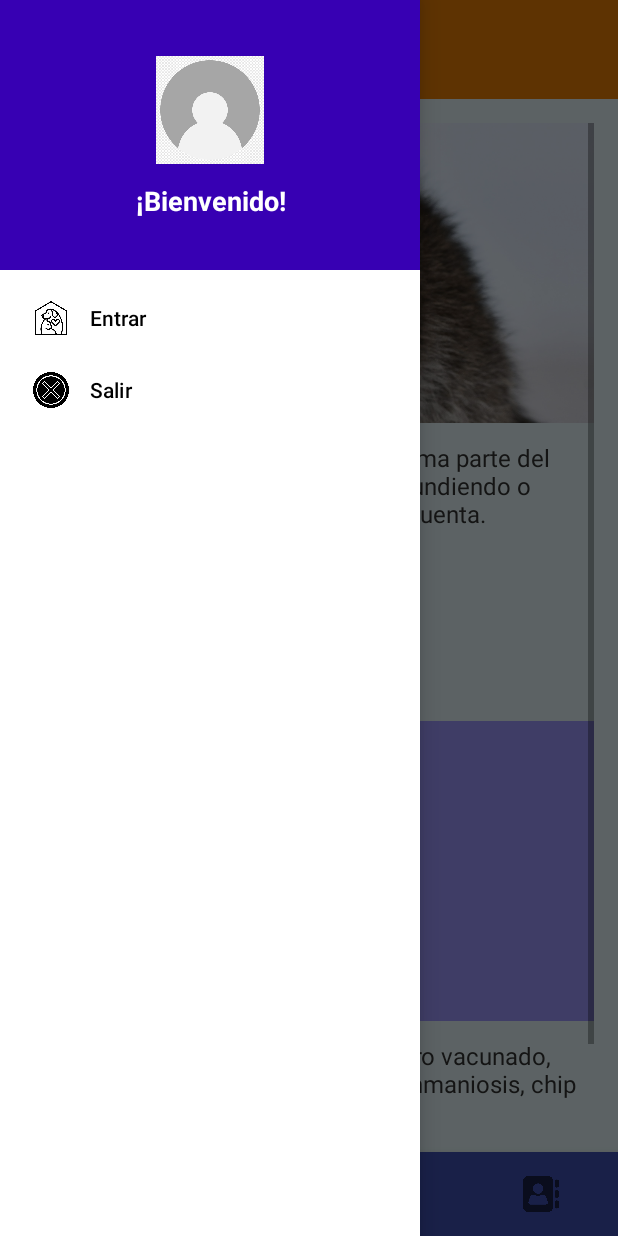
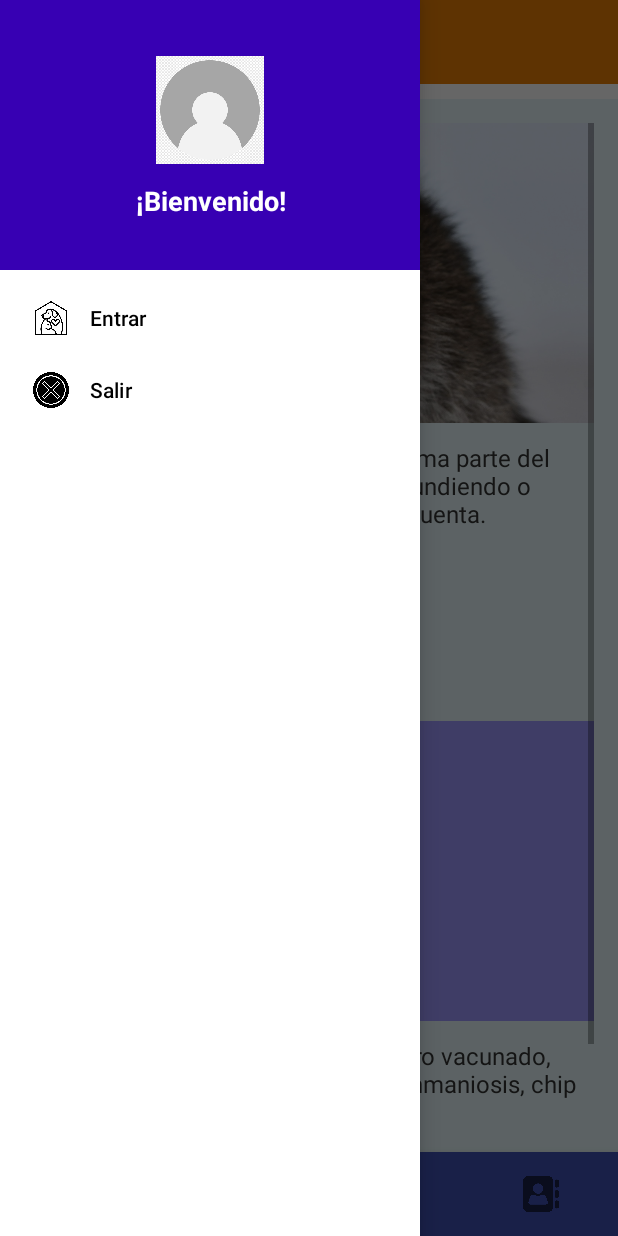
Before and after one commit to JesusRO0/AdoptaTuPetApp, an Android app built with Jetpack Compose: the screen it shows after launch (MainActivity), with the side drawer open, on a phone screen of 412 x 824 dp. Run offline under Robolectric (Android 15) with nearby library versions, the phone set to English and light mode, and no system bars.

Commit message:
mas abajo la interfaz

```diff
--- a/app/src/main/java/com/example/adoptatupet/views/MainActivity.java
+++ b/app/src/main/java/com/example/adoptatupet/views/MainActivity.java
@@ -3,12 +3,17 @@
 import android.app.ProgressDialog;
 import android.graphics.Bitmap;
 import android.graphics.BitmapFactory;
+import android.os.Build;
 import android.os.Bundle;
 import android.util.Base64;
 import android.util.Log;
 import android.view.Menu;
 import android.view.MenuItem;
 import android.view.View;
+import android.view.Window;
+import androidx.core.content.ContextCompat;
+
+import android.view.WindowManager;
 import android.widget.Button;
 import android.widget.EditText;
 import android.widget.ImageView;
@@ -52,6 +57,16 @@
     @Override
     protected void onCreate(Bundle savedInstanceState) {
         super.onCreate(savedInstanceState);
+        setContentView(R.layout.activity_main);
+
+        // ——— Forzar color de status bar ———
+        Window window = getWindow();
+        // Habilita que dibuje el fondo de la barra de estado
+        window.addFlags(WindowManager.LayoutParams.FLAG_DRAWS_SYSTEM_BAR_BACKGROUNDS);
+        // Y aquí le asignas tu colorPrimary
+        window.setStatusBarColor(ContextCompat.getColor(this, R.color.colorPrimary));
+        // ——————————————————————————————————
+
         setContentView(R.layout.activity_main);
 
         // Instancia singleton del controller de usuario
--- a/app/src/main/res/layout/activity_main.xml
+++ b/app/src/main/res/layout/activity_main.xml
@@ -1,19 +1,29 @@
 <?xml version="1.0" encoding="utf-8"?>
-<androidx.drawerlayout.widget.DrawerLayout xmlns:android="http://schemas.android.com/apk/res/android"
+<androidx.drawerlayout.widget.DrawerLayout
+    xmlns:android="http://schemas.android.com/apk/res/android"
     xmlns:app="http://schemas.android.com/apk/res-auto"
     xmlns:tools="http://schemas.android.com/tools"
     android:id="@+id/drawer_layout"
+    android:fitsSystemWindows="true"
     android:layout_width="match_parent"
     android:layout_height="match_parent"
     tools:context=".views.MainActivity">
 
     <androidx.coordinatorlayout.widget.CoordinatorLayout
+        android:fitsSystemWindows="true"
         android:layout_width="match_parent"
         android:layout_height="match_parent">
+
+        <!-- Relleno igual al color primario para status bar -->
+        <View
+            android:layout_width="match_parent"
+            android:layout_height="24dp"
+            android:background="?attr/colorPrimary" />
 
         <!-- AppBar con Toolbar -->
         <com.google.android.material.appbar.MaterialToolbar
             android:id="@+id/topAppBar"
+            android:fitsSystemWindows="true"
             android:layout_width="match_parent"
             android:layout_height="wrap_content"
             android:background="?attr/colorPrimary"
--- a/app/src/main/res/values/themes.xml
+++ b/app/src/main/res/values/themes.xml
@@ -4,6 +4,12 @@
         <item name="colorPrimary">@color/colorPrimary</item>
         <item name="colorPrimaryVariant">@color/colorPrimaryVariant</item>
         <item name="colorSecondary">@color/colorSecondary</item>
+        <!-- Color de tu toolbar / status bar -->
+        <item name="android:statusBarColor">@color/colorPrimary</item>
+        <!-- Para que los iconos de la status bar vayan en blanco (false) o negro (true) -->
+        <item name="android:windowLightStatusBar">false</item>
+        <!-- ► DIBUJAR FONDOS DE BARRA DE SISTEMA -->
+        <item name="android:windowDrawsSystemBarBackgrounds">true</item>
     </style>
 
     <!-- Si todavía quieres un TextAppearance específico para etiquetas: -->
```
